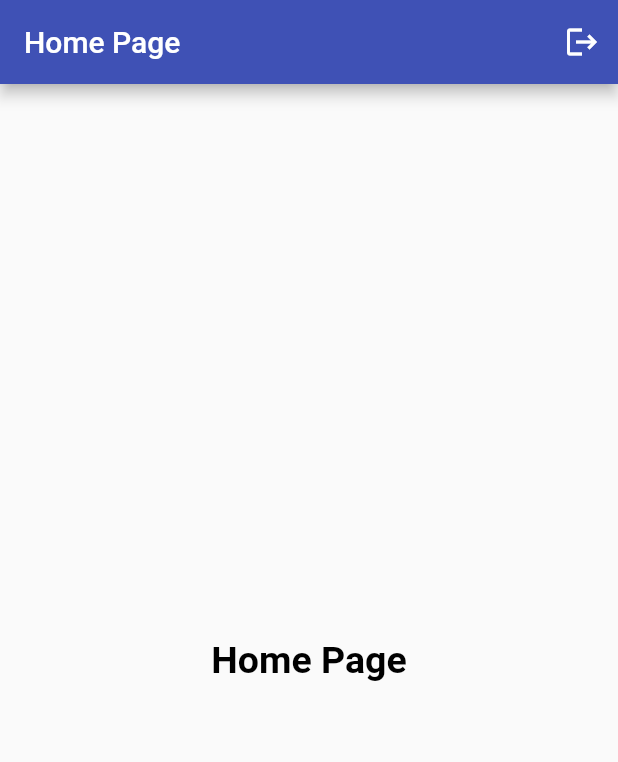
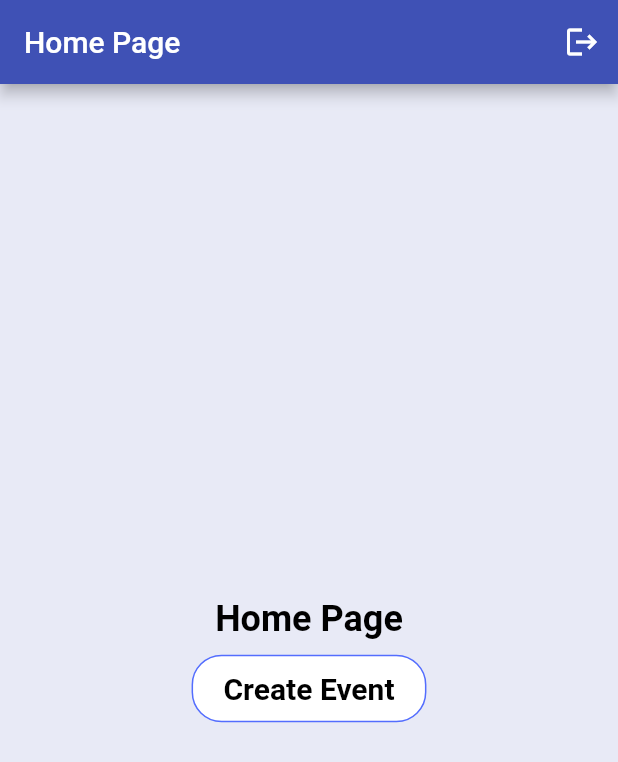
Before and after one commit to GhassanAlKaraan/eventer-app, a Flutter app: the screen it shows once a user with an empty profile is signed in, on a phone screen of 412 x 824 dp. Shown: the top 762 px of the screen. Run offline on Flutter 3.47's test engine with Material 2 defaults, Android fonts, the phone set to English and light mode, and no system bars; our stand-ins replace cloud_firestore, firebase_auth, firebase_core, lottie; accounts and stored records are empty.

Commit message:
added create event page

```diff
--- a/lib/components/my_button2.dart
+++ b/lib/components/my_button2.dart
@@ -11,10 +11,10 @@ class MyButton2 extends StatelessWidget {
     return GestureDetector(
       onTap: onTap,
       child: Container(
-        padding: const EdgeInsets.all(25),
-        margin: const EdgeInsets.symmetric(horizontal: 25),
+        padding: const EdgeInsets.all(10),
+        width: MediaQuery.of(context).size.width * 0.38,
         decoration: BoxDecoration(
-          borderRadius: BorderRadius.circular(30),
+          borderRadius: BorderRadius.circular(20),
           color: Colors.white,
           border: Border.all(width: 1, color: Colors.indigoAccent),
         ),
--- a/lib/main.dart
+++ b/lib/main.dart
@@ -1,3 +1,4 @@
+import 'package:eventer/pages/create_event_page.dart';
 import 'package:eventer/pages/home_page.dart';
 import 'package:eventer/services/auth_gate.dart';
 import 'package:firebase_core/firebase_core.dart';
@@ -14,7 +15,6 @@ void main() async {
 class MyApp extends StatelessWidget {
   const MyApp({super.key});
 
-  // This widget is the root of your application.
   @override
   Widget build(BuildContext context) {
     return MaterialApp(
@@ -22,16 +22,17 @@ class MyApp extends StatelessWidget {
       debugShowCheckedModeBanner: false,
       theme: ThemeData(
         primarySwatch: Colors.indigo,
+        scaffoldBackgroundColor: Colors.indigo[50],
       ),
 
       ///pages still to be added
       routes: {
         '/': (_) => const SplashScreen(),
         '/auth': (_) => const AuthGate(),
-        '/home': (_) => HomePage(),
+        '/home': (_) => const HomePage(),
         // '/events': (_) => EventsPage(),
         // '/eventdetails': (_) => EventDetailsPage(),
-        // '/createevent': (_) => CreateEvent(),
+        '/createevent': (_) => const CreateEventPage(),
       },
 
 
--- a/lib/pages/home_page.dart
+++ b/lib/pages/home_page.dart
@@ -1,4 +1,7 @@
+import 'package:eventer/components/my_button2.dart';
+import 'package:eventer/pages/create_event_page.dart';
 import 'package:eventer/services/firebase/auth/firebase_auth_helper.dart';
+import 'package:eventer/utility/constants.dart';
 import 'package:eventer/utility/utils.dart';
 import 'package:flutter/material.dart';
 
@@ -10,11 +13,9 @@ class HomePage extends StatefulWidget {
 }
 
 class _HomePageState extends State<HomePage> {
-
   void signOut() {
     FirebaseAuthHelper().logout();
   }
-
 
   //End of Sign out method
   @override
@@ -32,14 +33,18 @@ class _HomePageState extends State<HomePage> {
           ),
         ],
       ),
-      body: const Center(
-          child: Text(
-        "Home Page",
-        style: TextStyle(
-          fontSize: 25,
-          fontWeight: FontWeight.bold,
-          color: Colors.black,
-        ),
+      body: Center(
+          child: Column(
+        mainAxisAlignment: MainAxisAlignment.center,
+        children: [
+          const Text("Home Page", style: kTxtStyle3),
+          const SizedBox(height: 10.0),
+          MyButton2(
+              text: "Create Event",
+              onTap: () {
+                Utility.launchPage(context, const CreateEventPage());
+              }),
+        ],
       )),
     );
   }
--- a/lib/pages/login_page.dart
+++ b/lib/pages/login_page.dart
@@ -69,7 +69,6 @@ class _LoginPageState extends State<LoginPage> {
   @override
   Widget build(BuildContext context) {
     return Scaffold(
-      backgroundColor: Colors.indigo[50],
       body: SingleChildScrollView(
         child: Center(
           child: Padding(
--- a/lib/services/firebase/firestore/firestore_service.dart
+++ b/lib/services/firebase/firestore/firestore_service.dart
@@ -1,56 +1,56 @@
-//import 'package:cloud_firestore/cloud_firestore.dart';
+import 'package:cloud_firestore/cloud_firestore.dart';
+import '../../../models/event_model.dart';
 
-//todo: need to modify this to work with the new event model
-///Caution: we're gonna have to format the date of event to work with firestore
-// class FirestoreService {
-//   // Collection Reference
-//   final CollectionReference _notes =
-//       FirebaseFirestore.instance.collection('notes');
-//
-//   // CREATE
-//   Future<void> createNote(Note note) async {
-//     return await _notes
-//         .add(note.toMap()) //firestore add() takes a map, http post takes json
-//         .then((value) => print("Note Added"))
-//         .catchError((_) {
-//       print("Could not add note");
-//     });
-//   }
-//
-//   //UPDATE
-//   Future<void> updateNote(String docId, Note note) async {
-//     return await _notes
-//         .doc(docId)
-//         .update(note.toMap())
-//         .then((value) => print("Note Updated"))
-//         .catchError((_) {
-//       print("Could not update note");
-//     });
-//   }
-//
-//
-//   // READ
-//   // Stream is used to listen to changes in the database.
-//   Stream<QuerySnapshot> getNotesStream() {
-//     return _notes.orderBy('createdAt', descending: false).snapshots();
-//   }
-//
-//   // DELETE
-//   Future<void> deleteNote(String docId) async {
-//     return await _notes
-//         .doc(docId)
-//         .delete()
-//         .then((value) => print("Note Deleted"))
-//         .catchError((_) {
-//       print("Could not delete note");
-//     });
-//   }
-//
-//   //Get a single note
-//   Future<String> getNoteById(String docId) async {
-//     DocumentSnapshot ds = await _notes.doc(docId).get();
-//     final Map<String, dynamic> map = ds.data() as Map<String, dynamic>;
-//     return map['text'].toString();
-//   }
-//
-// }
+
+class FirestoreService {
+
+  /// Events Collection Reference
+  final CollectionReference _events =
+      FirebaseFirestore.instance.collection('events');
+
+  // CREATE
+  Future<void> createEvent(EventModel event) async {
+    return await _events
+        .add(event.toMap())
+        .then((value) => print("Event Added"))
+        .catchError((_) {
+      print("Could not add Event");
+    });
+  }
+
+  //UPDATE
+  Future<void> updateEvent(String docId, EventModel event) async {
+    return await _events
+        .doc(docId)
+        .update(event.toMap())
+        .then((value) => print("Event Updated"))
+        .catchError((_) {
+      print("Could not update note");
+    });
+  }
+
+  // READ
+  // Stream is used to listen to changes in the database.
+  Stream<QuerySnapshot> getEventsStream() {
+    return _events.orderBy('timestamp', descending: true).snapshots();
+  }
+
+  // DELETE
+  Future<void> deleteEvent(String docId) async {
+    return await _events
+        .doc(docId)
+        .delete()
+        .then((value) => print("Event Deleted"))
+        .catchError((_) {
+      print("Could not delete event");
+    });
+  }
+
+  //Get a single note
+  Future<String> getEventById(String docId) async {
+    DocumentSnapshot ds = await _events.doc(docId).get();
+    final Map<String, dynamic> map = ds.data() as Map<String, dynamic>;
+    return map['text'].toString();
+  }
+
+}
--- a/lib/utility/constants.dart
+++ b/lib/utility/constants.dart
@@ -9,7 +9,7 @@ const TextStyle kTxtStyle1 = TextStyle(
 );
 
 const TextStyle kTxtStyle2 = TextStyle(
-  fontSize: 22.0,
+  fontSize: 20.0,
   fontWeight: FontWeight.bold,
   color: Colors.black,
   // Add other text style properties as needed
```
Also changed, not shown: lib/components/my_button.dart (+4 -5 lines), lib/models/event_model.dart (+18 -6 lines), lib/pages/create_event_page.dart (added, +150 -0 lines), lib/utility/utils.dart (+4 -4 lines).
